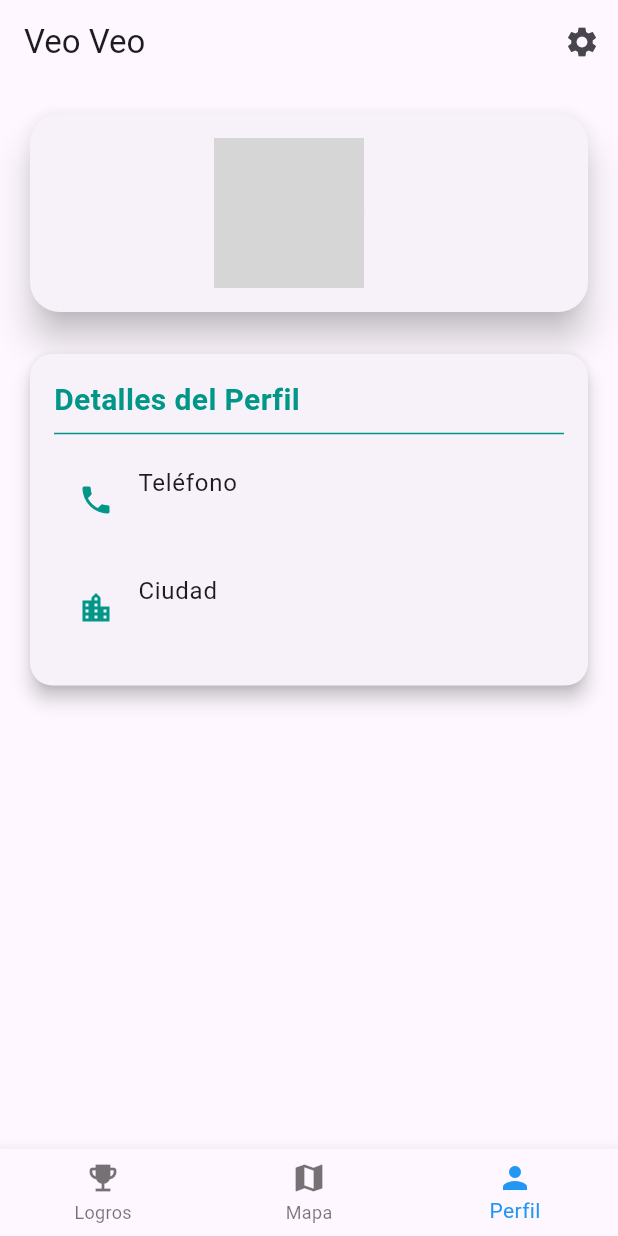
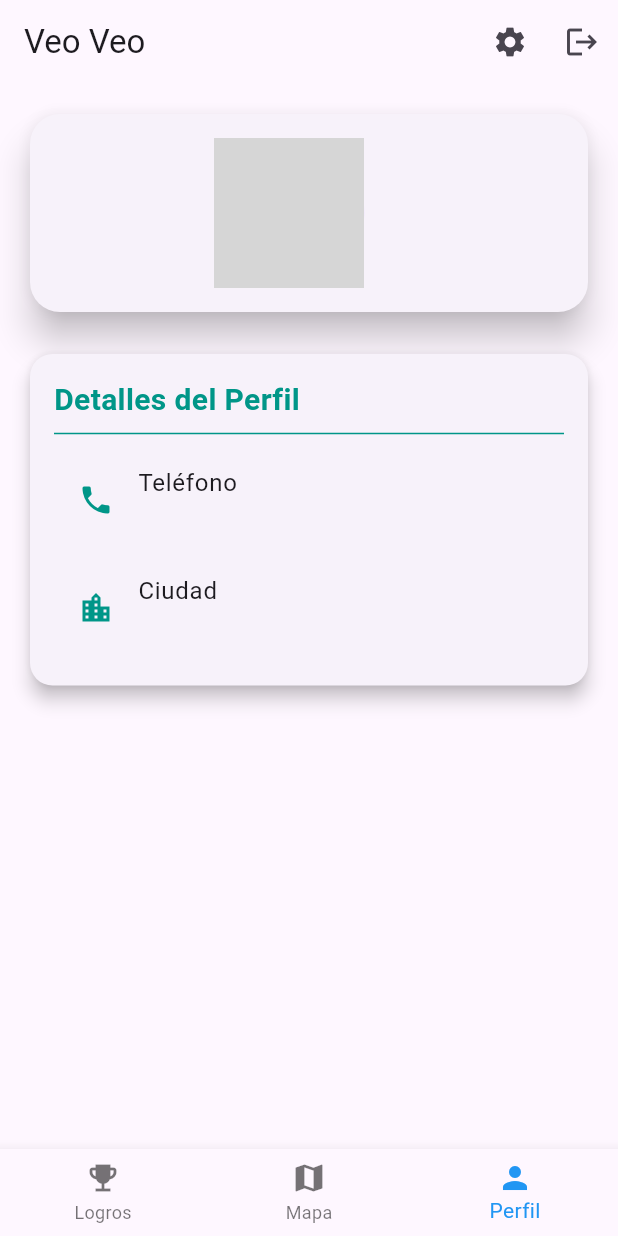
Before and after one commit to Patacon13/veo_veo, a Flutter app: the HomePage screen opened directly, on a phone screen of 412 x 824 dp. Run offline on Flutter 3.47's test engine with Material 3 defaults, Android fonts, the phone set to English and light mode, and no system bars; our stand-ins replace camera, carousel_slider, cloud_firestore, firebase_auth, firebase_core, firebase_storage and 5 more; missing offline and left inert: country_pickers, flutter_session_manager; accounts and stored records are empty; network calls fail; grey boxes are pictures that could not be loaded.

Commit message:
agregado logout

```diff
--- a/lib/screens/pages/home/home.dart
+++ b/lib/screens/pages/home/home.dart
@@ -1,4 +1,6 @@
 import 'package:flutter/material.dart';
+import 'package:provider/provider.dart';
+import 'package:veo_veo/providers/user_provider.dart';
 import 'package:veo_veo/screens/pages/logros/logros.dart';
 import 'package:veo_veo/screens/pages/mapa/mapa.dart';
 import 'package:veo_veo/screens/pages/perfil/perfil.dart';
@@ -34,7 +36,7 @@ class _HomePageState extends State<HomePage> {
         automaticallyImplyLeading: false,
         actions: _paginaActual == 2 ? [ //si la interfaz es el perfil agrego la configuracion ahi
                 IconButton(
-                  icon: Icon(Icons.settings),
+                  icon: const Icon(Icons.settings),
                   onPressed: () {
                     Navigator.push(
                       context,
@@ -42,6 +44,13 @@ class _HomePageState extends State<HomePage> {
                         builder: (context) => PerfilConfigPage(volverAtras: true),
                       ),
                     );
+                  },
+                ),
+                IconButton(
+                  icon: const Icon(Icons.logout),
+                  onPressed: () {
+                    final userProvider = Provider.of<UsuarioManager>(context, listen: false);
+                    userProvider.signout();
                   },
                 ),
               ]
```
Also changed, not shown: lib/screens/pages/login/login.dart (+7 -1 lines).
